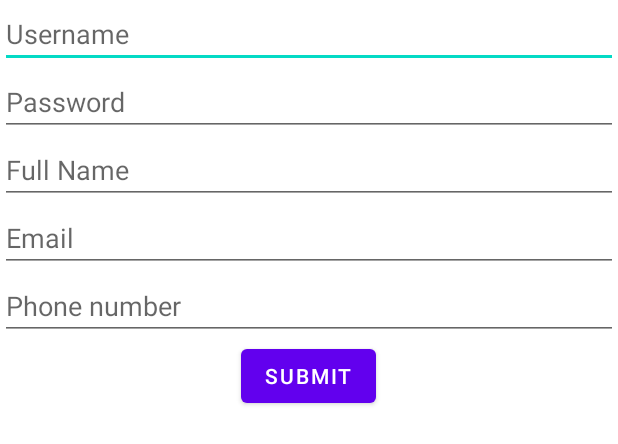
After one commit to Mitchangoes408/TheShop, an Android app: the layout registration_form.xml on its own in the app's theme, with its tools: preview values and no code run, on a phone screen of 412 x 824 dp. The commit adds this screen. Shown: the top 444 px of the screen. Run offline under Robolectric (Android 15) with nearby library versions, the phone set to English and light mode, and no system bars.

Commit message:
Added a registration form and adjusted the DataBaseHelper to accept more data

```diff
--- a/app/src/main/java/com/main/theshop/MainActivity.java
+++ b/app/src/main/java/com/main/theshop/MainActivity.java
@@ -28,7 +28,7 @@ public class MainActivity extends AppCompatActivity {
         loginButton.setOnClickListener(new View.OnClickListener() {
             @Override
             public void onClick(View view) {
-
+                //verify with database that login information is valid then bring to HOMEPAGE
 
             }
         });
@@ -37,7 +37,8 @@ public class MainActivity extends AppCompatActivity {
             @Override
             public void onClick(View view) {
                 //create user
-                User newUser = new User(username.getText().toString(), password.getText().toString(), true);
+                //pop up form for: USERNAME, PASSWORD, NAME, PHONE, EMAIL
+
 
                 //add user to database
             }
--- /dev/null
+++ b/app/src/main/res/layout/registration_form.xml
@@ -0,0 +1,54 @@
+<?xml version="1.0" encoding="utf-8"?>
+<androidx.constraintlayout.widget.ConstraintLayout
+    xmlns:android="http://schemas.android.com/apk/res/android" android:layout_width="match_parent"
+    android:layout_height="match_parent">
+
+    <LinearLayout
+        android:layout_width="match_parent"
+        android:layout_height="match_parent"
+        android:orientation="vertical">
+
+        <EditText
+            android:layout_width="match_parent"
+            android:layout_height="wrap_content"
+            android:id="@+id/username_register"
+            android:hint="Username" />
+
+        <EditText
+            android:layout_width="match_parent"
+            android:layout_height="wrap_content"
+            android:id="@+id/password_register"
+            android:hint="Password" />
+
+        <EditText
+            android:layout_width="match_parent"
+            android:layout_height="wrap_content"
+            android:id="@+id/fullname_register"
+            android:hint="Full Name" />
+
+        <EditText
+            android:layout_width="match_parent"
+            android:layout_height="wrap_content"
+            android:id="@+id/email_register"
+            android:inputType="textEmailAddress"
+            android:hint="Email" />
+
+        <EditText
+            android:layout_width="match_parent"
+            android:layout_height="wrap_content"
+            android:id="@+id/phone_register"
+            android:inputType="phone"
+            android:hint="Phone number" />
+
+        <Button
+            android:layout_width="wrap_content"
+            android:layout_height="wrap_content"
+            android:text="Submit"
+            android:layout_gravity="center"/>
+
+    </LinearLayout>
+
+
+
+
+</androidx.constraintlayout.widget.ConstraintLayout>
```
Also changed, not shown: app/src/main/java/com/main/theshop/DataBaseHelper.java (+7 -1 lines), app/src/main/java/com/main/theshop/User.java (+29 -2 lines).
